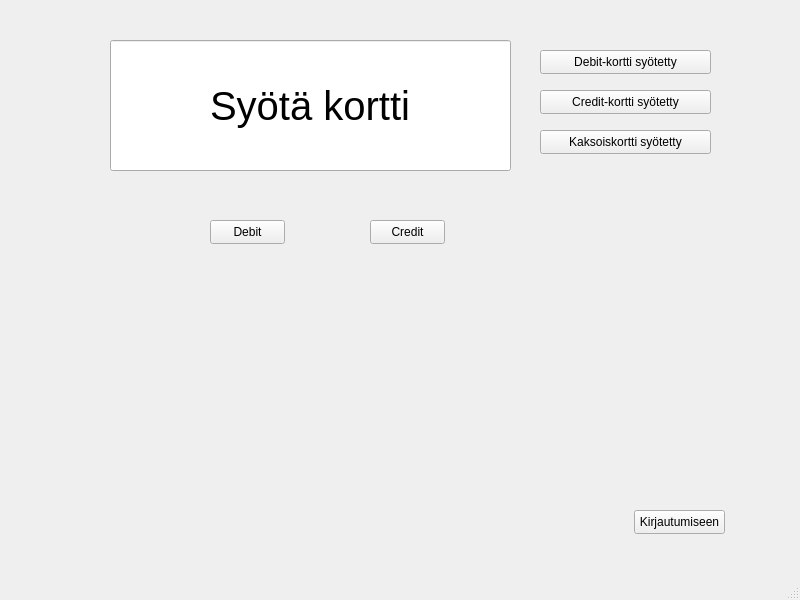
AleksiPuumala/bank-automat-omakopio, file bank-automat/mainwindow.ui: the form before one commit.
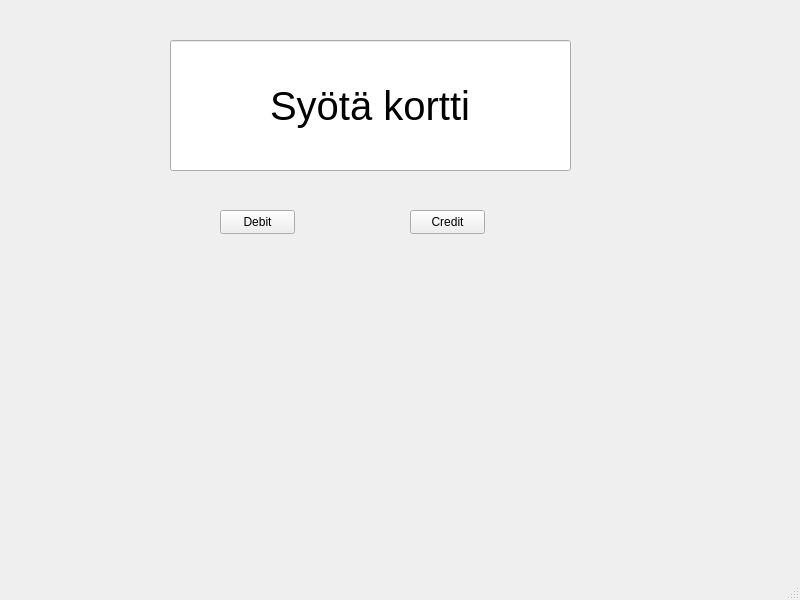
The form after the commit.

What changed in the file:
```diff
--- a/bank-automat/mainwindow.ui
+++ b/bank-automat/mainwindow.ui
@@ -17,7 +17,7 @@
    <widget class="QLineEdit" name="infoTeksti">
     <property name="geometry">
      <rect>
-      <x>110</x>
+      <x>170</x>
       <y>40</y>
       <width>401</width>
       <height>131</height>
@@ -35,37 +35,11 @@
      <set>Qt::AlignCenter</set>
     </property>
    </widget>
-   <widget class="QPushButton" name="meneKirjautumiseen">
-    <property name="geometry">
-     <rect>
-      <x>634</x>
-      <y>510</y>
-      <width>91</width>
-      <height>24</height>
-     </rect>
-    </property>
-    <property name="text">
-     <string>Kirjautumiseen</string>
-    </property>
-   </widget>
-   <widget class="QPushButton" name="creditSyotetty">
-    <property name="geometry">
-     <rect>
-      <x>540</x>
-      <y>90</y>
-      <width>171</width>
-      <height>24</height>
-     </rect>
-    </property>
-    <property name="text">
-     <string>Credit-kortti syötetty</string>
-    </property>
-   </widget>
    <widget class="QPushButton" name="debit">
     <property name="geometry">
      <rect>
-      <x>210</x>
-      <y>220</y>
+      <x>220</x>
+      <y>210</y>
       <width>75</width>
       <height>24</height>
      </rect>
@@ -77,8 +51,8 @@
    <widget class="QPushButton" name="credit">
     <property name="geometry">
      <rect>
-      <x>370</x>
-      <y>220</y>
+      <x>410</x>
+      <y>210</y>
       <width>75</width>
       <height>24</height>
      </rect>
@@ -87,32 +61,6 @@
      <string>Credit</string>
     </property>
    </widget>
-   <widget class="QPushButton" name="debitSyotetty">
-    <property name="geometry">
-     <rect>
-      <x>540</x>
-      <y>50</y>
-      <width>171</width>
-      <height>24</height>
-     </rect>
-    </property>
-    <property name="text">
-     <string>Debit-kortti syötetty</string>
-    </property>
-   </widget>
-   <widget class="QPushButton" name="kaksoisSyotetty">
-    <property name="geometry">
-     <rect>
-      <x>540</x>
-      <y>130</y>
-      <width>171</width>
-      <height>24</height>
-     </rect>
-    </property>
-    <property name="text">
-     <string>Kaksoiskortti syötetty</string>
-    </property>
-   </widget>
   </widget>
   <widget class="QMenuBar" name="menubar">
    <property name="geometry">
```
